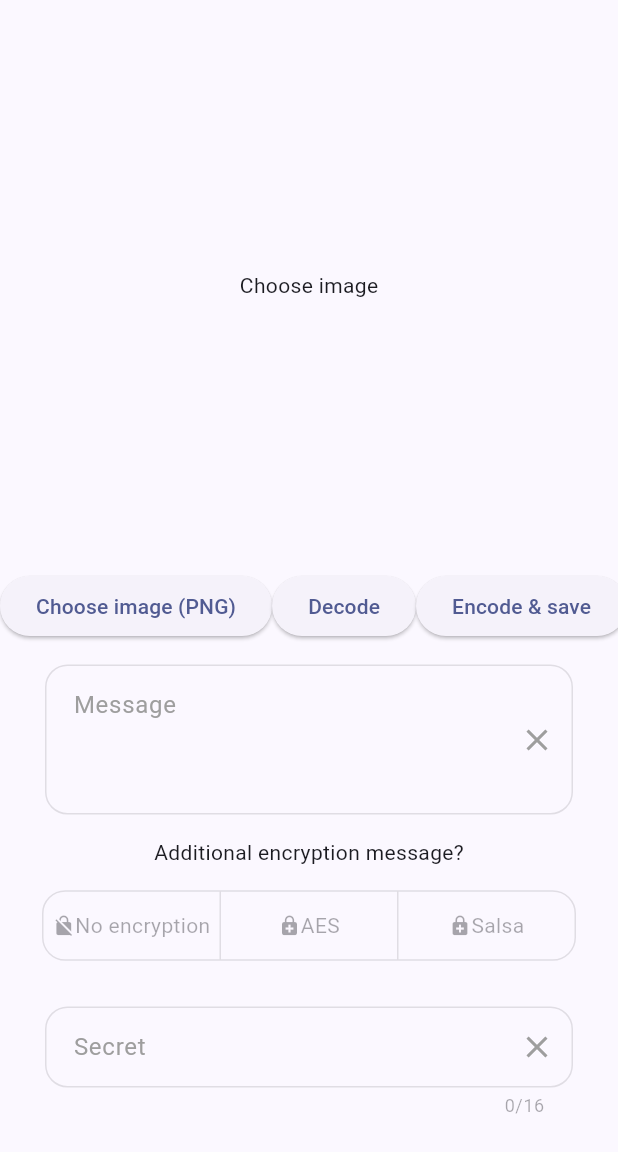
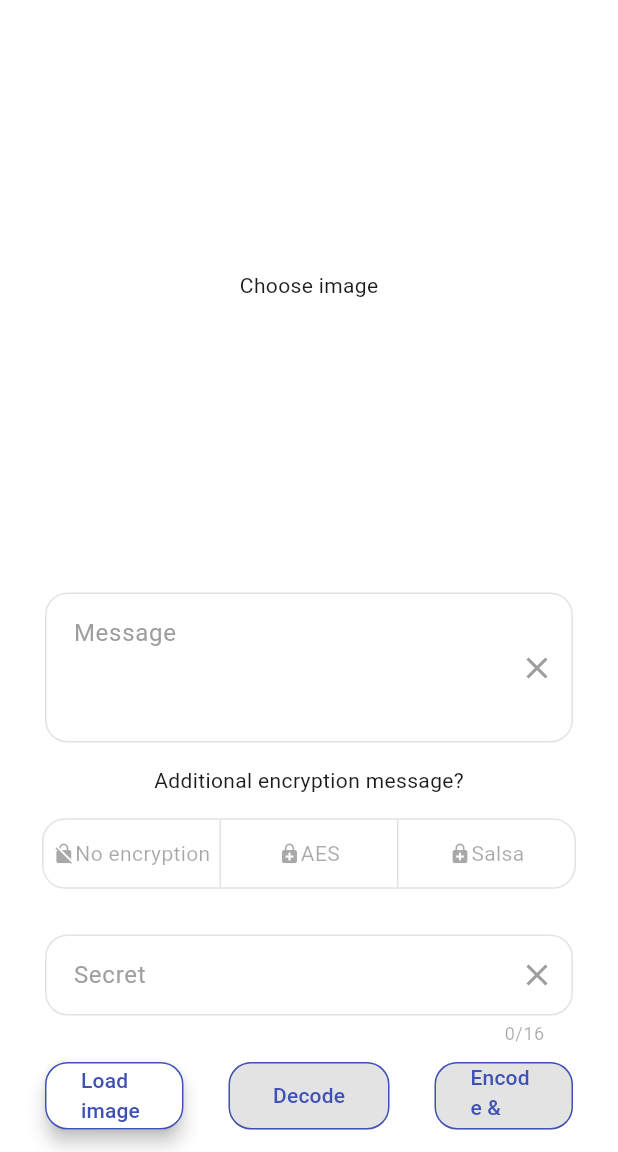
Before and after one commit to SnoweTiger/steganografy_app, a Flutter app: the screen it shows after launch, on a phone screen of 412 x 824 dp, the part 84-1236 px from its top. Run offline on Flutter 3.47's test engine with Material 3 defaults, Android fonts, the light colour scheme and no system bars; our stand-ins replace file_picker; missing offline and left inert: conversion.

Commit message:
update buttons block

```diff
--- /dev/null
+++ b/lib/components/bottom_bar.dart
@@ -0,0 +1,49 @@
+import 'package:flutter/material.dart';
+import 'package:steganografy_app/utils/constants.dart';
+import 'package:steganografy_app/components/custom_button.dart';
+
+class BottomBar extends StatelessWidget {
+  Function loadImage;
+  Function decodeImage;
+  Function encodeImage;
+  bool decodeEnable;
+  bool encodeEnable;
+
+  BottomBar({
+    required this.loadImage,
+    required this.decodeImage,
+    required this.encodeImage,
+    this.decodeEnable = false,
+    this.encodeEnable = false,
+    Key? key,
+  }) : super(key: key);
+
+  @override
+  Widget build(BuildContext context) {
+    return Row(
+      mainAxisAlignment: MainAxisAlignment.spaceBetween,
+      children: [
+        CustomButton(
+          title: 'Load image',
+          action: loadImage,
+          paddingL: paddingH,
+          paddingR: paddingH / 2,
+        ),
+        CustomButton(
+          title: 'Decode',
+          action: decodeImage,
+          paddingL: paddingH / 2,
+          paddingR: paddingH / 2,
+          disabled: !decodeEnable,
+        ),
+        CustomButton(
+          title: 'Encode & save',
+          action: encodeImage,
+          paddingL: paddingH / 2,
+          paddingR: paddingH,
+          disabled: !encodeEnable,
+        ),
+      ],
+    );
+  }
+}
--- a/lib/components/buttons_block.dart
+++ /dev/null
@@ -1,39 +0,0 @@
-import 'package:flutter/material.dart';
-
-class ButtonsBlock extends StatelessWidget {
-  Function load;
-  Function decode;
-  Function encode;
-
-  ButtonsBlock({
-    required this.load,
-    required this.decode,
-    required this.encode,
-    super.key,
-  });
-
-  @override
-  Widget build(BuildContext context) {
-    return Container(
-      margin: EdgeInsets.zero,
-      padding: EdgeInsets.zero,
-      child: Row(
-        mainAxisAlignment: MainAxisAlignment.spaceEvenly,
-        children: [
-          ElevatedButton(
-            onPressed: () => load(),
-            child: const Text("Choose image (PNG)"),
-          ),
-          ElevatedButton(
-            onPressed: () => decode(),
-            child: const Text("Decode"),
-          ),
-          ElevatedButton(
-            onPressed: () => encode(),
-            child: const Text("Encode & save"),
-          ),
-        ],
-      ),
-    );
-  }
-}
--- /dev/null
+++ b/lib/components/custom_button.dart
@@ -0,0 +1,43 @@
+import 'package:flutter/material.dart';
+import 'package:steganografy_app/utils/constants.dart';
+
+class CustomButton extends StatelessWidget {
+  final String title;
+  Function action;
+  bool disabled;
+  double paddingL, paddingR;
+
+  CustomButton({
+    required this.action,
+    required this.title,
+    required this.paddingL,
+    required this.paddingR,
+    this.disabled = false,
+    super.key,
+  });
+
+  @override
+  Widget build(BuildContext context) => Expanded(
+        child: Container(
+          height: buttonGroupHeigh,
+          margin: EdgeInsets.only(
+            left: paddingL,
+            right: paddingR,
+            top: paddingV,
+            bottom: paddingV,
+          ),
+          child: ElevatedButton(
+            onPressed: disabled ? null : () => action(),
+            style: ElevatedButton.styleFrom(
+              elevation: 5,
+              backgroundColor: Colors.white,
+              shape: RoundedRectangleBorder(
+                side: const BorderSide(color: mainColor),
+                borderRadius: BorderRadius.circular(borderRadius),
+              ),
+            ),
+            child: Text(title, style: const TextStyle(color: mainColor)),
+          ),
+        ),
+      );
+}
--- a/lib/screens/home.dart
+++ b/lib/screens/home.dart
@@ -4,9 +4,10 @@ import 'package:file_picker/file_picker.dart';
 import 'package:flutter/material.dart';
 import 'package:steganografy_app/components/message_input.dart';
 import 'package:steganografy_app/components/encryption_toggle.dart';
+import 'package:steganografy_app/components/bottom_bar.dart';
 import 'package:steganografy_app/steganography.dart';
 import 'package:steganografy_app/utils/constants.dart';
-import 'package:steganografy_app/components/buttons_block.dart';
+// import 'package:steganografy_app/components/buttons_block.dart';
 
 class Home extends StatefulWidget {
   const Home({Key? key}) : super(key: key);
@@ -23,12 +24,12 @@ class _HomeState extends State<Home> {
   int? _messageMaxLength;
   Uint8List? imageBytes;
   List<bool> selectedEncryption = [true, false, false];
+  bool decodeEnable = false;
+  bool encodeEnable = false;
 
   void switchEncryptionType(int index, List<bool> selected) {
     List<bool> temp = [false, false, false];
     print('index = $index');
-    // temp[index] = true;
-    // selected = temp;
     selected[0] = false;
     selected[1] = false;
     selected[2] = false;
@@ -46,8 +47,13 @@ class _HomeState extends State<Home> {
     if (result != null) {
       debugPrint('FilePickerResult 1');
       file = File(result.files.single.path!);
+
+      if (file != null) {
         imageBytes = await file!.readAsBytes();
         steg = ImageSteganography(pngBytes: imageBytes!);
+        decodeEnable = true;
+        encodeEnable = true;
+      }
 
       setState(() {});
     } else {
@@ -81,6 +87,14 @@ class _HomeState extends State<Home> {
   }
 
   @override
+  void initState() {
+    decodeEnable = false;
+    encodeEnable = false;
+    // TODO: implement initState
+    super.initState();
+  }
+
+  @override
   void dispose() {
     _messageController.dispose();
     super.dispose();
@@ -90,6 +104,7 @@ class _HomeState extends State<Home> {
   Widget build(BuildContext context) {
     const title = 'Steganografy App';
     return Scaffold(
+      backgroundColor: Colors.white,
       appBar: AppBar(
         backgroundColor: mainColor,
         title: const Text(
@@ -97,24 +112,19 @@ class _HomeState extends State<Home> {
           style: TextStyle(color: Colors.white),
         ),
       ),
-      body: Center(
-        child: Column(
+      body: Column(
         mainAxisAlignment: MainAxisAlignment.start,
         children: <Widget>[
           Container(
             height: imageHeight,
             width: imageWidth,
-              margin: const EdgeInsets.all(paddingV),
+            margin: symmetricEdgeInsets,
+            padding: EdgeInsets.zero,
             child: file == null
                 ? const Center(child: Text('Choose image'))
                 : Image.file(file!, fit: BoxFit.contain),
           ),
           const Spacer(),
-            ButtonsBlock(
-              load: loadImage,
-              decode: decodeImage,
-              encode: encodeImage,
-            ),
           TextInput(
             controller: _messageController,
             enable: file == null ? false : true,
@@ -142,33 +152,13 @@ class _HomeState extends State<Home> {
           ),
         ],
       ),
+      bottomNavigationBar: BottomBar(
+        loadImage: loadImage,
+        decodeImage: decodeImage,
+        encodeImage: encodeImage,
+        decodeEnable: decodeEnable,
+        encodeEnable: encodeEnable,
       ),
-      // floatingActionButton: FloatingActionButton(
-      //   onPressed: _incrementCounter,
-      //   tooltip: 'Increment',
-      //   child: const Icon(Icons.add),
-      // ),
     );
   }
 }
-
-// Row(
-//   mainAxisAlignment: MainAxisAlignment.spaceEvenly,
-//   children: [
-//     Container(
-//       height: 250,
-//       margin: const EdgeInsets.all(15),
-//       child: file == null
-//           ? const Center(child: Text('Choose image'))
-//           : Image.file(file!, fit: BoxFit.fill),
-//     ),
-//     // Container(
-//     //   height: 250,
-//     //   margin: const EdgeInsets.all(15),
-//     //   child: file == null
-//     //       ? const Center(child: Text('Choose image'))
-//     //       : Image.file(file!, fit: BoxFit.fill),
-//     // ),
-//   ],
-// ),
-// const SizedBox(height: 15),
```
Lines whose indentation alone changed are shown as unchanged.
